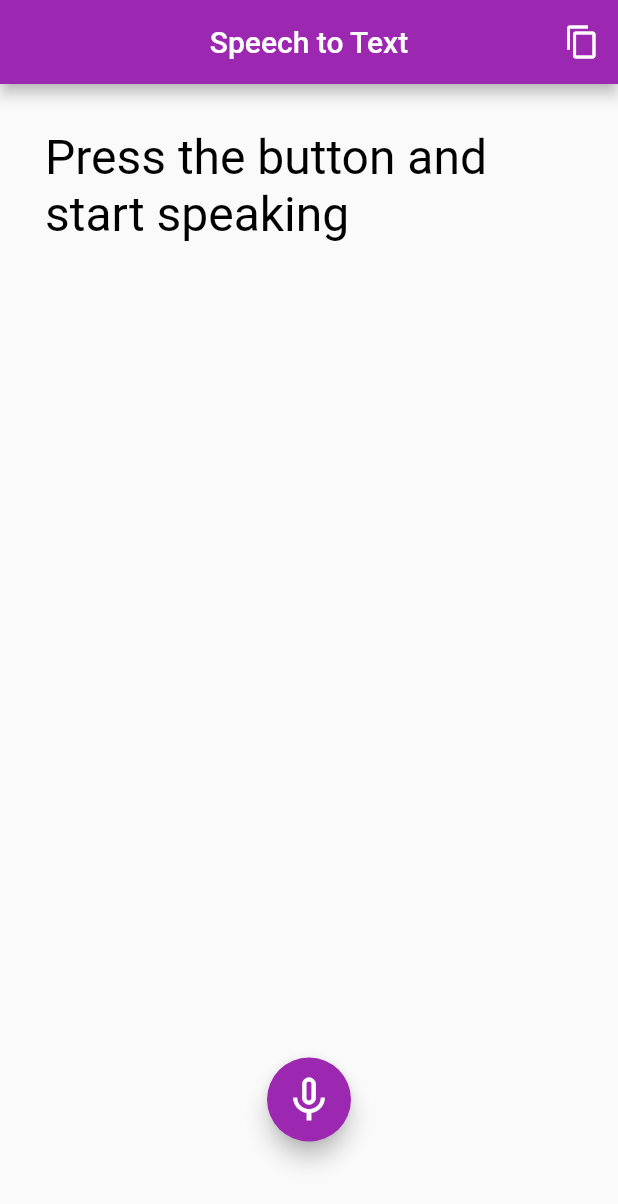
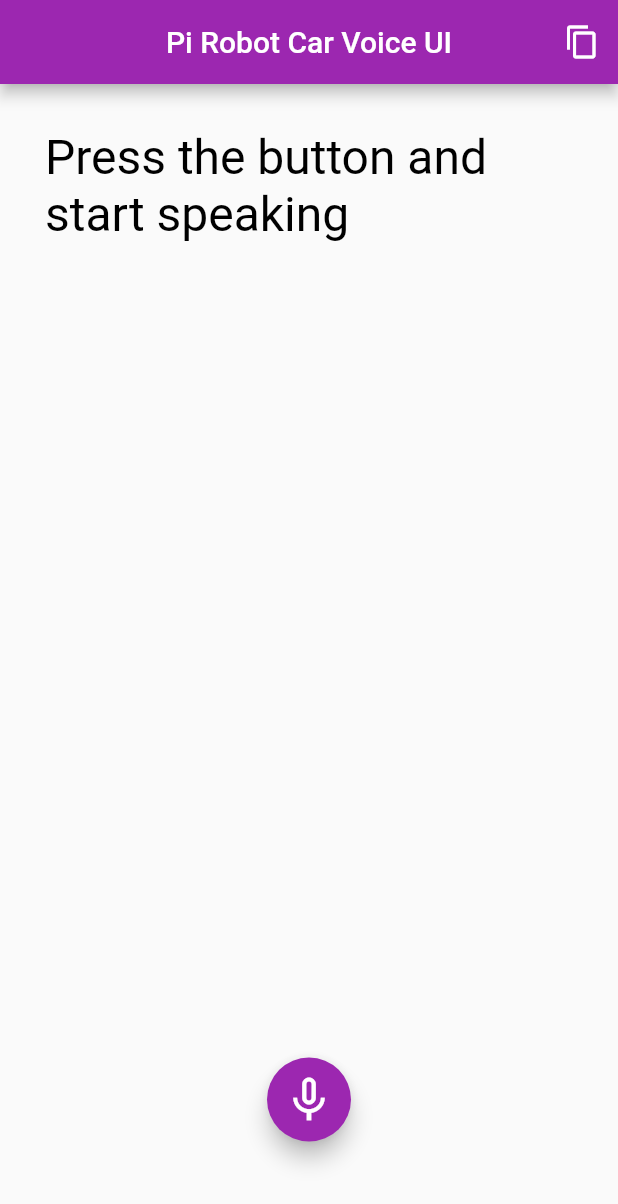
Before and after one commit to gcornetta/self-parking-car-mobile-app, a Flutter app: the screen it shows after launch, on a phone screen of 412 x 824 dp. Shown: the top 1204 px of the screen. Run offline on Flutter 3.47's test engine with Material 2 defaults, Android fonts, the phone set to English and light mode, and no system bars; drawn by our look-alikes of avatar_glow; our stand-ins replace speech_to_text; missing offline and left inert: clipboard.

Commit message:
Update main.dart

```diff
--- a/lib/main.dart
+++ b/lib/main.dart
@@ -13,7 +13,7 @@ Future main() async {
 }
 
 class MyApp extends StatelessWidget {
-  static final String title = 'Speech to Text';
+  static final String title = 'Pi Robot Car Voice UI';
 
   @override
   Widget build(BuildContext context) => MaterialApp(
```
